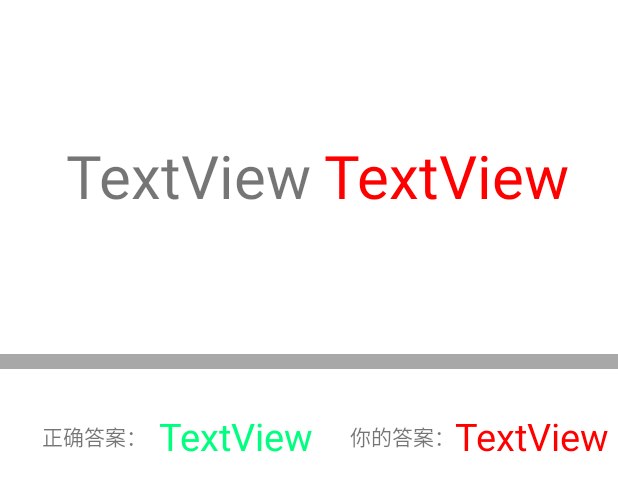
After one commit to HitHate/Exam, an Android app: the layout error_question_pager.xml on its own in the app's theme, with its tools: preview values and no code run, on a phone screen of 412 x 824 dp. The commit adds this screen. Shown: the top 491 px of the screen. Run offline under Robolectric (Android 15) with nearby library versions, the phone set to English and light mode, and no system bars.

Commit message:
增加了以viewpager2和tablayout为视图的错题展示

```diff
--- a/app/src/main/AndroidManifest.xml
+++ b/app/src/main/AndroidManifest.xml
@@ -22,6 +22,9 @@
         android:supportsRtl="true"
         android:theme="@style/Theme.Exam"
         tools:targetApi="31">
+        <activity
+            android:name=".Error_question_pager"
+            android:exported="false" />
         <activity
             android:name=".Error_question"
             android:exported="false" />
--- /dev/null
+++ b/app/src/main/res/layout/error_question_pager.xml
@@ -0,0 +1,92 @@
+<?xml version="1.0" encoding="utf-8"?>
+<androidx.constraintlayout.widget.ConstraintLayout xmlns:android="http://schemas.android.com/apk/res/android"
+    xmlns:app="http://schemas.android.com/apk/res-auto"
+    xmlns:tools="http://schemas.android.com/tools"
+    android:layout_width="match_parent"
+    android:layout_height="match_parent">
+
+    <ImageView
+        android:id="@+id/imageView2"
+        android:layout_width="match_parent"
+        android:layout_height="10dp"
+        android:layout_marginTop="236dp"
+        android:background="@color/gray"
+        app:layout_constraintEnd_toEndOf="parent"
+        app:layout_constraintHorizontal_bias="0.0"
+        app:layout_constraintStart_toStartOf="parent"
+        app:layout_constraintTop_toTopOf="parent" />
+
+    <TextView
+        android:id="@+id/question"
+        android:layout_width="wrap_content"
+        android:layout_height="wrap_content"
+        android:layout_marginStart="44dp"
+        android:layout_marginTop="90dp"
+        android:text="TextView"
+        android:textSize="40sp"
+        app:layout_constraintStart_toStartOf="parent"
+        app:layout_constraintTop_toTopOf="parent" />
+
+    <TextView
+        android:id="@+id/answer"
+        android:layout_width="wrap_content"
+        android:layout_height="wrap_content"
+        android:layout_marginStart="8dp"
+        android:text="TextView"
+        android:textColor="@color/red"
+        android:textSize="40sp"
+        app:layout_constraintBottom_toBottomOf="@+id/question"
+        app:layout_constraintStart_toEndOf="@+id/question"
+        app:layout_constraintTop_toTopOf="@+id/question"
+        app:layout_constraintVertical_bias="0.0" />
+
+
+    <TextView
+        android:id="@+id/textView5"
+        android:layout_width="wrap_content"
+        android:layout_height="wrap_content"
+        android:layout_marginStart="24dp"
+        android:layout_marginTop="280dp"
+        android:text="你的答案："
+        app:layout_constraintStart_toEndOf="@+id/current_answer"
+        app:layout_constraintTop_toTopOf="parent" />
+
+    <TextView
+        android:id="@+id/textView6"
+        android:layout_width="wrap_content"
+        android:layout_height="wrap_content"
+        android:layout_marginStart="28dp"
+        android:layout_marginTop="280dp"
+        android:text="正确答案："
+        app:layout_constraintStart_toStartOf="parent"
+        app:layout_constraintTop_toTopOf="parent" />
+
+    <TextView
+        android:id="@+id/current_answer"
+        android:layout_width="wrap_content"
+        android:layout_height="wrap_content"
+        android:layout_marginStart="8dp"
+        android:text="TextView"
+        android:textColor="@color/green"
+        android:textSize="25sp"
+        app:layout_constraintBottom_toBottomOf="@+id/textView6"
+        app:layout_constraintStart_toEndOf="@+id/textView6"
+        app:layout_constraintTop_toTopOf="@+id/textView6"
+        app:layout_constraintVertical_bias="0.533" />
+
+    <TextView
+        android:id="@+id/your_answer"
+        android:layout_width="wrap_content"
+        android:layout_height="wrap_content"
+        android:text="TextView"
+        android:textColor="@color/red"
+        android:textSize="25sp"
+        app:layout_constraintBottom_toBottomOf="@+id/textView5"
+        app:layout_constraintEnd_toEndOf="parent"
+        app:layout_constraintHorizontal_bias="0.0"
+        app:layout_constraintStart_toEndOf="@+id/textView5"
+        app:layout_constraintTop_toTopOf="@+id/textView5"
+        app:layout_constraintVertical_bias="0.533" />
+
+
+</androidx.constraintlayout.widget.ConstraintLayout>
--- a/app/src/main/res/values/dimens.xml
+++ b/app/src/main/res/values/dimens.xml
@@ -6,4 +6,5 @@
     <dimen name="nav_header_height">176dp</dimen>
     <dimen name="fab_margin">16dp</dimen>
     <dimen name="text_margin">16dp</dimen>
+    <dimen name="text_size">25dp</dimen>
 </resources>
--- /dev/null
+++ b/app/src/main/res/values/style.xml
@@ -0,0 +1,6 @@
+<?xml version="1.0" encoding="utf-8"?>
+<resources>
+    <style name="TabLayoutTextStyle">
+        <item name="android:textSize">@dimen/text_size</item>
+    </style>
+</resources>
```
Also changed, not shown: app/src/main/java/com/example/exam/Error_Pager_Adapter.java (added, +77 -0 lines), app/src/main/java/com/example/exam/Error_question_pager.java (added, +185 -0 lines), app/src/main/java/com/example/exam/grades.java (+12 -0 lines), app/src/main/res/drawable/divider.xml (+4 -4 lines), app/src/main/res/drawable/tab.xml (added, +9 -0 lines), app/src/main/res/drawable/tab_red.xml (added, +8 -0 lines), app/src/main/res/layout/activity_error_question_pager.xml (added, +66 -0 lines), app/src/main/res/layout/activity_grades.xml (+18 -4 lines).
